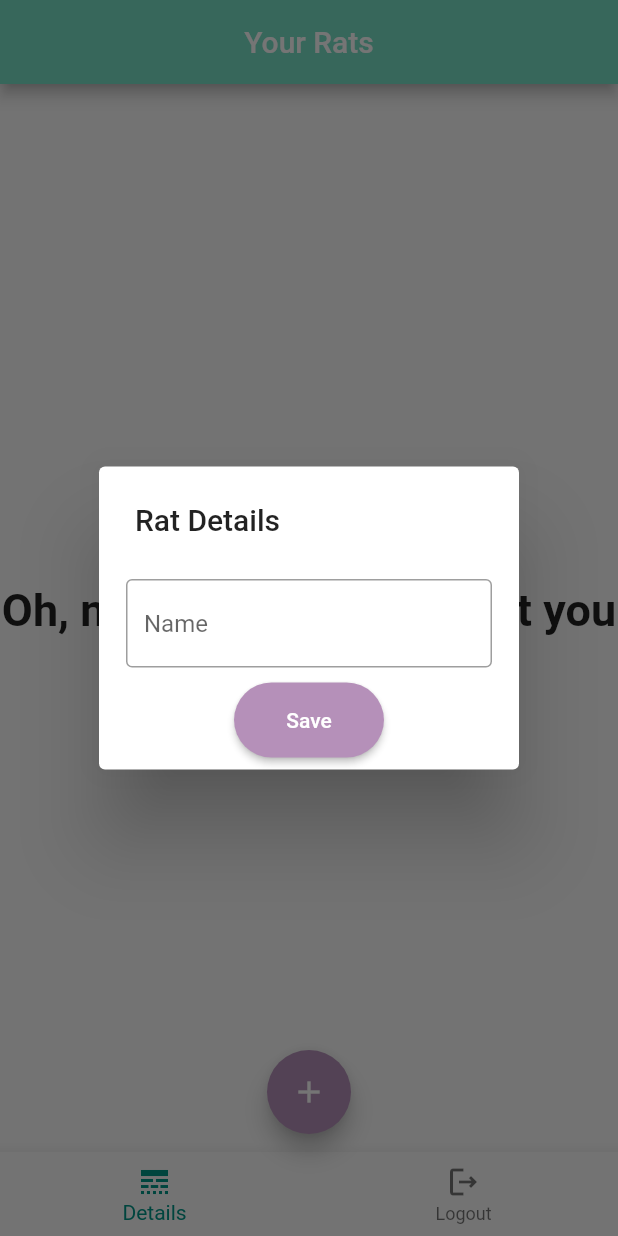
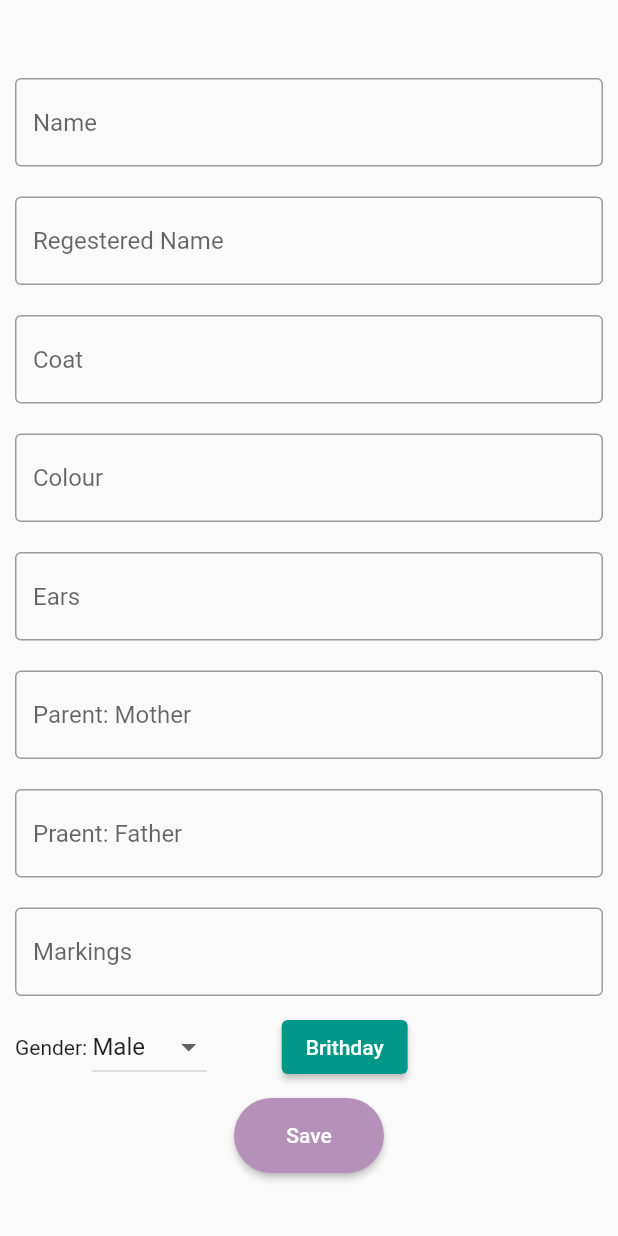
Before and after one commit to tristanwiese/pocket-puppy-ratery, a Flutter app: the screen it shows after launch, after a tap on the "add" icon, on a phone screen of 412 x 824 dp. Run offline on Flutter 3.47's test engine with Material 2 defaults, Android fonts, the phone set to English and light mode, and no system bars; our stand-ins replace cloud_firestore, firebase_core, syncfusion_flutter_datepicker; accounts and stored records are empty.

Commit message:
Rat info

```diff
--- /dev/null
+++ b/lib/Models/rat.dart
@@ -0,0 +1,70 @@
+enum Gender{
+  male,
+  female
+}
+
+enum Ears{
+  // TODO: add ear types
+  placeholder
+}
+
+enum Colours{
+  // TODO: add colours
+  placeholder
+}
+
+enum Markings{
+  // TODO: add markings
+  placeholder
+}
+
+enum Coats{
+  // TODO: add coats
+  placeholder
+}
+
+class Rat{
+  Rat({
+    required this.name,
+    required this.registeredName,
+    required this.colours,
+    required this.ears,
+    required this.gender,
+    required this.markings,
+    required this.parents,
+    required this.coat,
+    required this.bibrthday,
+  });
+final String name;
+final String registeredName;
+final Gender gender;
+final Ears ears;
+final Colours colours;
+final Markings markings;
+final Parents parents;
+final Coats coat;
+final DateTime bibrthday;
+}
+
+class Parents{
+  Parents({
+    required this.dad,
+    required this.mom
+  });
+
+  final String mom;
+  final String dad;
+}
+
+// Name
+// Registered name
+// Gender
+// Ears
+// Colour
+// Markings
+// Coat type
+// Parents
+//Birthday and if it can generate age
+//And weights that can generate a chart
+//And heat cycles for the females
+//Oh and description
--- /dev/null
+++ b/lib/Views/add_rat.dart
@@ -0,0 +1,152 @@
+import 'package:cloud_firestore/cloud_firestore.dart';
+import 'package:flutter/material.dart';
+import 'package:pocket_puppy_rattery/Models/rat.dart';
+import 'package:syncfusion_flutter_datepicker/datepicker.dart';
+
+
+import '../Functions/utils.dart';
+
+class AddRat extends StatefulWidget {
+  const AddRat({super.key});
+
+  @override
+  State<AddRat> createState() => _AddRatState();
+}
+
+class _AddRatState extends State<AddRat> {
+  //TextEditControllers
+  final TextEditingController nameController = TextEditingController();
+  final TextEditingController registeredNameController = TextEditingController();
+  final TextEditingController colourController = TextEditingController();
+  final TextEditingController earController = TextEditingController();
+  final TextEditingController coatController = TextEditingController();
+  final TextEditingController momController = TextEditingController();
+  final TextEditingController dadController = TextEditingController();
+  final TextEditingController markingsController = TextEditingController();
+
+  String genderValue = 'Male';
+
+  final GlobalKey<FormState> _formKey = GlobalKey<FormState>();
+
+  @override
+  Widget build(BuildContext context) {
+    return Scaffold(
+      body: Center(
+        child: SizedBox(
+          width: 500,
+          child: Form(
+            key: _formKey,
+            child: Column(
+              mainAxisAlignment: MainAxisAlignment.center,
+              children: [
+                MyInputText(
+                    controller: nameController,
+                    hintText: 'Name',
+                    validatorMessage: 'Name required'),
+                MyInputText(
+                    controller: registeredNameController,
+                    hintText: 'Regestered Name',
+                    validatorMessage: 'Regestered Name Required'),
+                MyInputText(
+                    controller: coatController,
+                    hintText: 'Coat',
+                    validatorMessage: 'Coat Required'),
+                MyInputText(
+                    controller: colourController,
+                    hintText: 'Colour',
+                    validatorMessage: 'Colour Required'),
+                MyInputText(
+                    controller: earController,
+                    hintText: 'Ears',
+                    validatorMessage: 'Ears Required'),
+                    MyInputText(controller: momController, hintText: 'Parent: Mother', validatorMessage: 'Parent Required'),
+                    MyInputText(controller: dadController, hintText: 'Praent: Father', validatorMessage: 'Parent Required'),
+                    MyInputText(controller: markingsController, hintText: 'Markings', validatorMessage: 'Markings Required'),
+                Container(
+                  margin: const EdgeInsets.only(left: 10, right: 10),
+                  child: Row(
+                    children: [
+                      const Text('Gender: '),
+                      const SizedBox(height: 10),
+                      DropdownButton<String>(
+
+                        hint: const Text('Gender'),
+                        value: genderValue,
+                        items: <String>['Male', 'Female']
+                            .map<DropdownMenuItem<String>>((String value) {
+                          return DropdownMenuItem<String>(
+                            value: value,
+                            child: Text(
+                              value,
+                            ),
+                          );
+                        }).toList(),
+                        onChanged: (String? value) {
+                          setState(() {
+                            genderValue = value!;
+                          });
+                        },
+                      ),
+                      const SizedBox(width: 50,),
+                      ElevatedButton(onPressed: () {
+                        showDatePicker(context: context, initialDate: DateTime.now(), firstDate: DateTime(2000), lastDate: DateTime.now(), );
+                      }, child: const Text('Brithday'))
+                    ],
+                  ),
+                ),
+                const SizedBox(height: 10),
+                Center(
+                  child: ElevatedButton(
+                      onPressed: () {
+                        if (!_formKey.currentState!.validate()) {
+                          return;
+                        }
+                        //TODO: add logic
+                      },
+                      style: ElevatedButton.styleFrom(
+                          shape: const RoundedRectangleBorder(
+                            borderRadius: BorderRadius.all(Radius.circular(30)),
+                          ),
+                          minimumSize: const Size(100, 50),
+                          backgroundColor: secondaryThemeColor),
+                      child: const Text('Save')),
+                )
+              ],
+            ),
+          ),
+        ),
+      ),
+    );
+  }
+}
+
+class MyInputText extends StatelessWidget {
+  const MyInputText({
+    super.key,
+    required this.controller,
+    required this.hintText,
+    required this.validatorMessage,
+  });
+
+  final TextEditingController controller;
+  final String hintText;
+  final String validatorMessage;
+
+  @override
+  Widget build(BuildContext context) {
+    return Container(
+      margin: const EdgeInsets.all(10),
+      child: TextFormField(
+        controller: controller,
+        decoration: InputDecoration(
+            hintText: hintText, border: const OutlineInputBorder()),
+        validator: (value) {
+          if (value == null || value.isEmpty) {
+            return validatorMessage;
+          }
+          return null;
+        },
+      ),
+    );
+  }
+}
--- a/lib/Views/home_page.dart
+++ b/lib/Views/home_page.dart
@@ -1,7 +1,11 @@
+import 'dart:developer';
+
 import 'package:cloud_firestore/cloud_firestore.dart';
 import 'package:flutter/material.dart';
 import 'package:pocket_puppy_rattery/Functions/nav.dart';
 import 'package:pocket_puppy_rattery/Functions/utils.dart';
+import 'package:pocket_puppy_rattery/Views/add_rat.dart';
+import 'package:pocket_puppy_rattery/Views/rat_info.dart';
 
 class MyHomePage extends StatefulWidget {
   const MyHomePage({super.key});
@@ -11,21 +15,20 @@ class MyHomePage extends StatefulWidget {
 }
 
 class _MyHomePageState extends State<MyHomePage> {
-
-  double getSize(){
-    if (MediaQuery.of(context).size.width < 435){
+  double getSize() {
+    if (MediaQuery.of(context).size.width < 435) {
       return MediaQuery.of(context).size.width / 2;
-    }
-    else{
+    } else {
       return MediaQuery.of(context).size.width / 3;
     }
   }
 
   @override
   Widget build(BuildContext context) {
-    print(MediaQuery.of(context).size.width);
+    log(MediaQuery.of(context).size.width.toString());
     return Container(
-      decoration: const BoxDecoration(image: DecorationImage(image: AssetImage("asstes/images/Paws.jpg"))),
+      decoration: const BoxDecoration(
+          image: DecorationImage(image: AssetImage("asstes/images/Paws.jpg"))),
       child: StreamBuilder<QuerySnapshot>(
           stream: FirebaseFirestore.instance.collection('rats').snapshots(),
           builder: (context, AsyncSnapshot<QuerySnapshot> snapshot) {
@@ -51,16 +54,11 @@ class _MyHomePageState extends State<MyHomePage> {
             BottomNavigationBarItem(
                 icon: Icon(Icons.logout_outlined), label: 'Logout')
           ]),
-
-
       body: rats.isEmpty
-      ?
-      const NoRatScreen()
-      :
-      Center(
+          ? const NoRatScreen()
+          : Center(
               child: ConstrainedBox(
-          constraints:
-              BoxConstraints(maxWidth: getSize()),
+                constraints: BoxConstraints(maxWidth: getSize()),
                 child: ListView.builder(
                     itemCount: rats.length,
                     itemBuilder: (BuildContext context, i) {
@@ -70,7 +68,8 @@ class _MyHomePageState extends State<MyHomePage> {
                           trailing: myIconButton(rats[i]['name']),
                           title: Text(rats[i]['name']),
                           shape: BeveledRectangleBorder(
-                        side: BorderSide(width: 1, color: secondaryThemeColor),
+                              side: BorderSide(
+                                  width: 1, color: secondaryThemeColor),
                               borderRadius:
                                   const BorderRadius.all(Radius.circular(15))),
                           contentPadding: const EdgeInsets.all(10),
@@ -80,18 +79,14 @@ class _MyHomePageState extends State<MyHomePage> {
               ),
             ));
 
-
   IconButton myIconButton(name) => IconButton(
       onPressed: () =>
           FirebaseFirestore.instance.collection('rats').doc(name).delete(),
       icon: Icon(Icons.delete, color: Colors.red[200]));
 
-
-
   FloatingActionButton myFloatingActionButton() {
     return FloatingActionButton(
-      onPressed: () =>
-          showDialog(context: context, builder: (context) => const AddRat()),
+      onPressed: () => navPush(context, const AddRat()),
       tooltip: "Add Rat",
       backgroundColor: secondaryThemeColor,
       child: const Icon(Icons.add),
@@ -101,64 +96,6 @@ class _MyHomePageState extends State<MyHomePage> {
   myAppBar(BuildContext context) {
     return AppBar(
       title: const Center(child: Text('Your Rats')),
-    );
-  }
-}
-
-class AddRat extends StatefulWidget {
-  const AddRat({super.key});
-
-  @override
-  State<AddRat> createState() => _AddRatState();
-}
-
-class _AddRatState extends State<AddRat> {
-  final TextEditingController nameController = TextEditingController();
-  final GlobalKey<FormState> _formKey = GlobalKey<FormState>();
-
-  @override
-  Widget build(BuildContext context) {
-    return Form(
-      key: _formKey,
-      child: AlertDialog(
-        title: const Text('Rat Details'),
-        actions: [
-          Container(
-            margin: const EdgeInsets.only(left: 10, right: 10),
-            child: TextFormField(
-              controller: nameController,
-              decoration: const InputDecoration(hintText: 'Name', border: OutlineInputBorder()),
-              validator: (value) {
-                if (value == null || value.isEmpty) {
-                  return "Name cannot be empty";
-                }
-                return null;
-              },
-            ),
-          ),
-          const SizedBox(height: 10),
-          Center(
-            child: ElevatedButton(
-                onPressed: () {
-                  if (!_formKey.currentState!.validate()) {
-                    return;
-                  }
-                  FirebaseFirestore.instance
-                      .collection('rats')
-                      .doc(nameController.text.trim())
-                      .set({"name": nameController.text.trim()});
-                  // navPop(context);
-                },
-                style: ElevatedButton.styleFrom(
-                    shape: const RoundedRectangleBorder(
-                      borderRadius: BorderRadius.all(Radius.circular(30)),
-                    ),
-                    minimumSize: const Size(100, 50),
-                    backgroundColor: secondaryThemeColor),
-                child: const Text('Save')),
-          )
-        ],
-      ),
     );
   }
 }
@@ -200,8 +137,7 @@ class _LoadScreenState extends State<LoadScreen>
         children: [
           RotationTransition(
               turns: Tween(begin: 0.0, end: 1.0).animate(_controller),
-              child: Image.asset('asstes/images/image.png',
-                  height: 500)),
+              child: Image.asset('asstes/images/image.png', height: 500)),
           const SizedBox(height: 10),
           const Text(
             'Getting the Ratties out of their cages!',
@@ -225,12 +161,17 @@ class NoRatScreen extends StatelessWidget {
   @override
   Widget build(BuildContext context) {
     return Center(
-      child: Column(
-        mainAxisAlignment: MainAxisAlignment.center,
-        children: [
+      child: Column(mainAxisAlignment: MainAxisAlignment.center, children: [
         // Todo: Add Image Asset
-        Image.asset('/* Todo: Add Image Asset Here */', errorBuilder: (context, error, stackTrace) => const Icon(Icons.image),),
-        const Text('Oh, no! We will have to get you some rats!', style: TextStyle(fontSize: 30, fontWeight: FontWeight.bold),textAlign: TextAlign.center,),
+        Image.asset(
+          '', //TODO: Add Image Asset Here,
+          errorBuilder: (context, error, stackTrace) => const Icon(Icons.image),
+        ),
+        const Text(
+          'Oh, no! We will have to get you some rats!',
+          style: TextStyle(fontSize: 30, fontWeight: FontWeight.bold),
+          textAlign: TextAlign.center,
+        ),
       ]),
     );
   }
--- /dev/null
+++ b/lib/Views/rat_info.dart
@@ -0,0 +1,23 @@
+import 'package:flutter/material.dart';
+import 'package:flutter/src/widgets/framework.dart';
+import 'package:flutter/src/widgets/placeholder.dart';
+
+class RatInfo extends StatefulWidget {
+  const RatInfo({super.key, required this.info,});
+
+  final dynamic info;
+
+  @override
+  State<RatInfo> createState() => _RatInfoState(info: info);
+}
+
+class _RatInfoState extends State<RatInfo> {
+  _RatInfoState({required this.info});
+
+  final dynamic info;
+
+  @override
+  Widget build(BuildContext context) {
+    return const Center(child: Text('data'),);
+  }
+}
--- a/pubspec.yaml
+++ b/pubspec.yaml
@@ -37,6 +37,7 @@ dependencies:
   cupertino_icons: ^1.0.2
   cloud_firestore: ^4.5.1
   firebase_core: ^2.9.0
+  syncfusion_flutter_datepicker: ^21.1.41
 
 dev_dependencies:
   flutter_test:
```
Also changed, not shown: pubspec.lock. Lines whose indentation alone changed are shown as unchanged.
